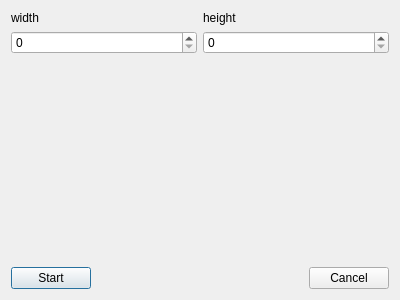
Above: 2048/settingswindow.ui from AndrikB/2048-project before the change. Below: the same form after it.
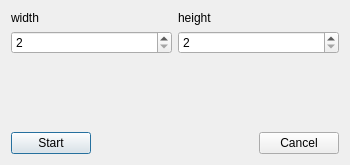
That is the form after the change.

```diff
--- a/2048/settingswindow.ui
+++ b/2048/settingswindow.ui
@@ -6,8 +6,8 @@
    <rect>
     <x>0</x>
     <y>0</y>
-    <width>400</width>
-    <height>300</height>
+    <width>350</width>
+    <height>165</height>
    </rect>
   </property>
   <property name="windowTitle">
@@ -26,7 +26,14 @@
         </widget>
        </item>
        <item>
-        <widget class="QSpinBox" name="count_width_spinBox"/>
+        <widget class="QSpinBox" name="count_width_spinBox">
+         <property name="minimum">
+          <number>2</number>
+         </property>
+         <property name="maximum">
+          <number>10</number>
+         </property>
+        </widget>
        </item>
       </layout>
      </item>
@@ -40,7 +47,14 @@
         </widget>
        </item>
        <item>
-        <widget class="QSpinBox" name="count_height_spinBox"/>
+        <widget class="QSpinBox" name="count_height_spinBox">
+         <property name="minimum">
+          <number>2</number>
+         </property>
+         <property name="maximum">
+          <number>10</number>
+         </property>
+        </widget>
        </item>
       </layout>
      </item>
```
